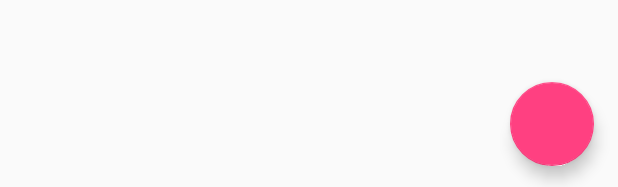
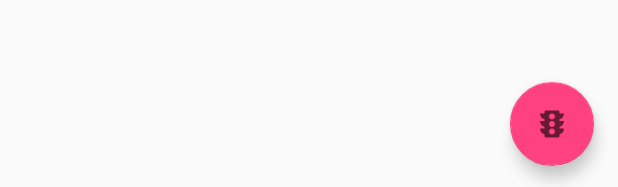
Before and after one commit to Ojonugwa001/Trafficam, an Android app: the layout activity_traffic.xml on its own in the app's theme, with its tools: preview values and no code run, on a phone screen of 412 x 824 dp. Shown: the part 1046-1233 px from the top of the screen. Run offline under Robolectric (Android 15) with nearby library versions, the phone set to English and light mode, and no system bars.

Commit message:
Add traffic icon to FAB

```diff
--- /dev/null
+++ b/app/src/main/res/drawable/ic_traffic.xml
@@ -0,0 +1,10 @@
+<vector xmlns:android="http://schemas.android.com/apk/res/android"
+        android:width="24dp"
+        android:height="24dp"
+        android:viewportWidth="24.0"
+        android:viewportHeight="24.0"
+        android:tint="?attr/colorControlNormal">
+    <path
+        android:fillColor="@android:color/white"
+        android:pathData="M20,10h-3L17,8.86c1.72,-0.45 3,-2 3,-3.86h-3L17,4c0,-0.55 -0.45,-1 -1,-1L8,3c-0.55,0 -1,0.45 -1,1v1L4,5c0,1.86 1.28,3.41 3,3.86L7,10L4,10c0,1.86 1.28,3.41 3,3.86L7,15L4,15c0,1.86 1.28,3.41 3,3.86L7,20c0,0.55 0.45,1 1,1h8c0.55,0 1,-0.45 1,-1v-1.14c1.72,-0.45 3,-2 3,-3.86h-3v-1.14c1.72,-0.45 3,-2 3,-3.86zM12,19c-1.11,0 -2,-0.9 -2,-2s0.89,-2 2,-2c1.1,0 2,0.9 2,2s-0.89,2 -2,2zM12,14c-1.11,0 -2,-0.9 -2,-2s0.89,-2 2,-2c1.1,0 2,0.9 2,2s-0.89,2 -2,2zM12,9c-1.11,0 -2,-0.9 -2,-2 0,-1.11 0.89,-2 2,-2 1.1,0 2,0.89 2,2 0,1.1 -0.89,2 -2,2z"/>
+</vector>
--- a/app/src/main/res/layout/activity_traffic.xml
+++ b/app/src/main/res/layout/activity_traffic.xml
@@ -12,6 +12,7 @@
         android:layout_height="wrap_content"
         android:layout_alignParentBottom="true"
         android:layout_alignParentRight="true"
-        android:layout_margin="@dimen/fab_margin" />
+        android:layout_margin="@dimen/fab_margin"
+        android:src="@drawable/ic_traffic"/>
 
 </RelativeLayout>
```
